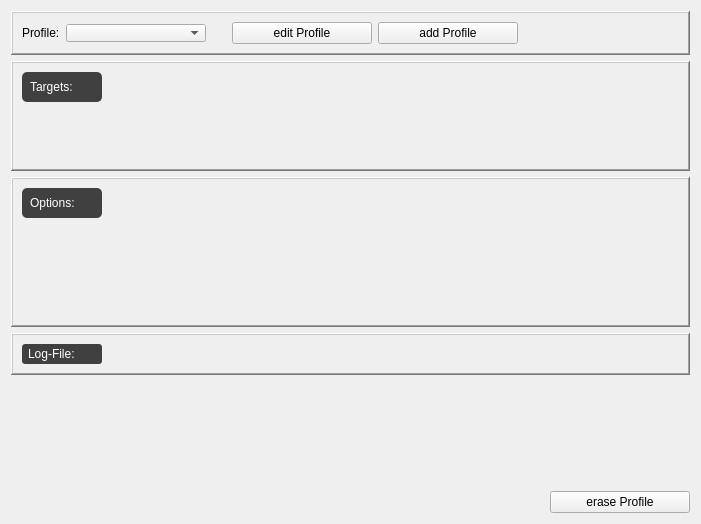
Old version of the form ui/profilemanager.ui in the repository lucasvinbr/clamav-gui.
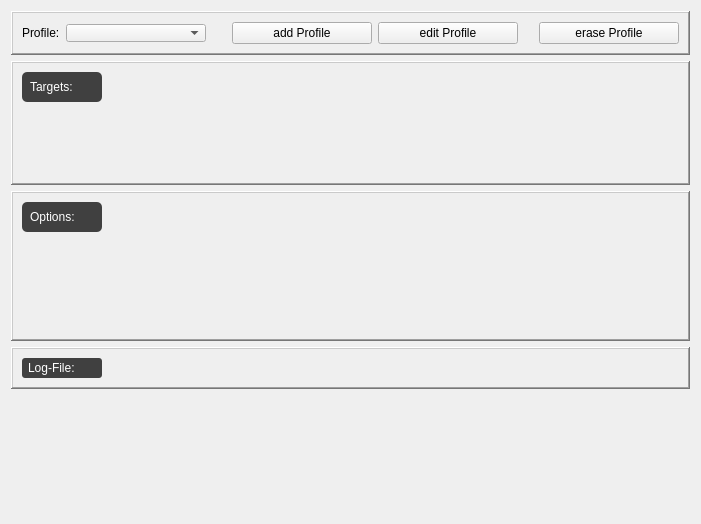
New version of the form. Icons and pictures are not drawn.

The edit to the form file:
```diff
--- a/ui/profilemanager.ui
+++ b/ui/profilemanager.ui
@@ -14,20 +14,7 @@
    <string>Form</string>
   </property>
   <layout class="QGridLayout" name="gridLayout_3">
-   <item row="5" column="1">
-    <spacer name="verticalSpacer_3">
-     <property name="orientation">
-      <enum>Qt::Orientation::Vertical</enum>
-     </property>
-     <property name="sizeHint" stdset="0">
-      <size>
-       <width>20</width>
-       <height>40</height>
-      </size>
-     </property>
-    </spacer>
-   </item>
-   <item row="3" column="1" colspan="8">
+   <item row="3" column="1" colspan="2">
     <widget class="QFrame" name="scanningOptionsFrame">
      <property name="minimumSize">
       <size>
@@ -133,95 +120,7 @@
      </layout>
     </widget>
    </item>
-   <item row="4" column="1" colspan="8">
-    <widget class="QFrame" name="logFileFrame">
-     <property name="frameShape">
-      <enum>QFrame::Shape::WinPanel</enum>
-     </property>
-     <property name="frameShadow">
-      <enum>QFrame::Shadow::Raised</enum>
-     </property>
-     <layout class="QGridLayout" name="gridLayout_4">
-      <item row="0" column="1">
-       <widget class="QLabel" name="filenameTextLabel">
-        <property name="sizePolicy">
-         <sizepolicy hsizetype="MinimumExpanding" vsizetype="Preferred">
-          <horstretch>0</horstretch>
-          <verstretch>0</verstretch>
-         </sizepolicy>
-        </property>
-        <property name="frameShape">
-         <enum>QFrame::Shape::NoFrame</enum>
-        </property>
-        <property name="frameShadow">
-         <enum>QFrame::Shadow::Sunken</enum>
-        </property>
-        <property name="text">
-         <string/>
-        </property>
-       </widget>
-      </item>
-      <item row="0" column="0">
-       <widget class="QLabel" name="filenameLabel">
-        <property name="sizePolicy">
-         <sizepolicy hsizetype="Minimum" vsizetype="Preferred">
-          <horstretch>0</horstretch>
-          <verstretch>0</verstretch>
-         </sizepolicy>
-        </property>
-        <property name="minimumSize">
-         <size>
-          <width>80</width>
-          <height>0</height>
-         </size>
-        </property>
-        <property name="maximumSize">
-         <size>
-          <width>16777215</width>
-          <height>16777215</height>
-         </size>
-        </property>
-        <property name="styleSheet">
-         <string notr="true">background:#404040;color:white;padding:3px;border-radius:3px;</string>
-        </property>
-        <property name="text">
-         <string>Log-File:</string>
-        </property>
-       </widget>
-      </item>
-     </layout>
-    </widget>
-   </item>
-   <item row="8" column="8">
-    <widget class="QPushButton" name="pushButton">
-     <property name="minimumSize">
-      <size>
-       <width>140</width>
-       <height>0</height>
-      </size>
-     </property>
-     <property name="maximumSize">
-      <size>
-       <width>140</width>
-       <height>16777215</height>
-      </size>
-     </property>
-     <property name="text">
-      <string>erase Profile</string>
-     </property>
-     <property name="icon">
-      <iconset resource="../resources.qrc">
-       <normaloff>:/icons/icons/delete_profile.png</normaloff>:/icons/icons/delete_profile.png</iconset>
-     </property>
-     <property name="iconSize">
-      <size>
-       <width>24</width>
-       <height>24</height>
-      </size>
-     </property>
-    </widget>
-   </item>
-   <item row="0" column="1" colspan="8">
+   <item row="0" column="1" colspan="2">
     <widget class="QFrame" name="frame">
      <property name="frameShape">
       <enum>QFrame::Shape::WinPanel</enum>
@@ -256,35 +155,6 @@
         </property>
        </widget>
       </item>
-      <item>
-       <widget class="QPushButton" name="editProfileButton">
-        <property name="minimumSize">
-         <size>
-          <width>140</width>
-          <height>0</height>
-         </size>
-        </property>
-        <property name="maximumSize">
-         <size>
-          <width>140</width>
-          <height>16777215</height>
-         </size>
-        </property>
-        <property name="text">
-         <string>edit Profile</string>
-        </property>
-        <property name="icon">
-         <iconset resource="../resources.qrc">
-          <normaloff>:/icons/icons/edit_profile.png</normaloff>:/icons/icons/edit_profile.png</iconset>
-        </property>
-        <property name="iconSize">
-         <size>
-          <width>24</width>
-          <height>24</height>
-         </size>
-        </property>
-       </widget>
-      </item>
       <item>
        <widget class="QPushButton" name="addProfileButton">
         <property name="minimumSize">
@@ -314,6 +184,35 @@
         </property>
        </widget>
       </item>
+      <item>
+       <widget class="QPushButton" name="editProfileButton">
+        <property name="minimumSize">
+         <size>
+          <width>140</width>
+          <height>0</height>
+         </size>
+        </property>
+        <property name="maximumSize">
+         <size>
+          <width>140</width>
+          <height>16777215</height>
+         </size>
+        </property>
+        <property name="text">
+         <string>edit Profile</string>
+        </property>
+        <property name="icon">
+         <iconset resource="../resources.qrc">
+          <normaloff>:/icons/icons/edit_profile.png</normaloff>:/icons/icons/edit_profile.png</iconset>
+        </property>
+        <property name="iconSize">
+         <size>
+          <width>24</width>
+          <height>24</height>
+         </size>
+        </property>
+       </widget>
+      </item>
       <item>
        <spacer name="horizontalSpacer">
         <property name="orientation">
@@ -327,10 +226,39 @@
         </property>
        </spacer>
       </item>
+      <item>
+       <widget class="QPushButton" name="pushButton">
+        <property name="minimumSize">
+         <size>
+          <width>140</width>
+          <height>0</height>
+         </size>
+        </property>
+        <property name="maximumSize">
+         <size>
+          <width>140</width>
+          <height>16777215</height>
+         </size>
+        </property>
+        <property name="text">
+         <string>erase Profile</string>
+        </property>
+        <property name="icon">
+         <iconset resource="../resources.qrc">
+          <normaloff>:/icons/icons/delete_profile.png</normaloff>:/icons/icons/delete_profile.png</iconset>
+        </property>
+        <property name="iconSize">
+         <size>
+          <width>24</width>
+          <height>24</height>
+         </size>
+        </property>
+       </widget>
+      </item>
      </layout>
     </widget>
    </item>
-   <item row="2" column="1" colspan="8">
+   <item row="2" column="1" colspan="2">
     <widget class="QFrame" name="scanningTargetsFrame">
      <property name="minimumSize">
       <size>
@@ -390,7 +318,7 @@
            <x>0</x>
            <y>0</y>
            <width>575</width>
-           <height>76</height>
+           <height>92</height>
           </rect>
          </property>
          <layout class="QVBoxLayout" name="verticalLayout_2">
@@ -436,15 +364,74 @@
      </layout>
     </widget>
    </item>
-   <item row="8" column="1" colspan="7">
-    <spacer name="horizontalSpacer_2">
+   <item row="4" column="1" colspan="2">
+    <widget class="QFrame" name="logFileFrame">
+     <property name="frameShape">
+      <enum>QFrame::Shape::WinPanel</enum>
+     </property>
+     <property name="frameShadow">
+      <enum>QFrame::Shadow::Raised</enum>
+     </property>
+     <layout class="QGridLayout" name="gridLayout_4">
+      <item row="0" column="1">
+       <widget class="QLabel" name="filenameTextLabel">
+        <property name="sizePolicy">
+         <sizepolicy hsizetype="MinimumExpanding" vsizetype="Preferred">
+          <horstretch>0</horstretch>
+          <verstretch>0</verstretch>
+         </sizepolicy>
+        </property>
+        <property name="frameShape">
+         <enum>QFrame::Shape::NoFrame</enum>
+        </property>
+        <property name="frameShadow">
+         <enum>QFrame::Shadow::Sunken</enum>
+        </property>
+        <property name="text">
+         <string/>
+        </property>
+       </widget>
+      </item>
+      <item row="0" column="0">
+       <widget class="QLabel" name="filenameLabel">
+        <property name="sizePolicy">
+         <sizepolicy hsizetype="Minimum" vsizetype="Preferred">
+          <horstretch>0</horstretch>
+          <verstretch>0</verstretch>
+         </sizepolicy>
+        </property>
+        <property name="minimumSize">
+         <size>
+          <width>80</width>
+          <height>0</height>
+         </size>
+        </property>
+        <property name="maximumSize">
+         <size>
+          <width>16777215</width>
+          <height>16777215</height>
+         </size>
+        </property>
+        <property name="styleSheet">
+         <string notr="true">background:#404040;color:white;padding:3px;border-radius:3px;</string>
+        </property>
+        <property name="text">
+         <string>Log-File:</string>
+        </property>
+       </widget>
+      </item>
+     </layout>
+    </widget>
+   </item>
+   <item row="5" column="1">
+    <spacer name="verticalSpacer_3">
      <property name="orientation">
-      <enum>Qt::Orientation::Horizontal</enum>
+      <enum>Qt::Orientation::Vertical</enum>
      </property>
      <property name="sizeHint" stdset="0">
       <size>
-       <width>40</width>
-       <height>20</height>
+       <width>20</width>
+       <height>40</height>
       </size>
      </property>
     </spacer>
```
